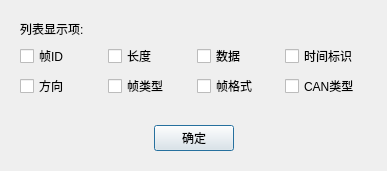
Old version of the form ZCAN_MINI/UI/canviewoption_dialog.ui in the repository icanerandy/ZCAN_MINI.
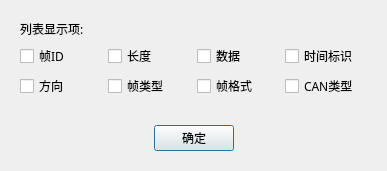
New version of the form. Custom widgets are drawn as their Qt base class.

The edit to the form file:
```diff
--- a/ZCAN_MINI/UI/canviewoption_dialog.ui
+++ b/ZCAN_MINI/UI/canviewoption_dialog.ui
@@ -40,6 +40,11 @@
       </item>
       <item row="2" column="3">
        <widget class="QtMaterialCheckBox" name="chkCanType">
+        <property name="font">
+         <font>
+          <family>黑体</family>
+         </font>
+        </property>
         <property name="text">
          <string>CAN类型</string>
         </property>
@@ -47,6 +52,11 @@
       </item>
       <item row="1" column="0">
        <widget class="QtMaterialCheckBox" name="chkId">
+        <property name="font">
+         <font>
+          <family>黑体</family>
+         </font>
+        </property>
         <property name="text">
          <string>帧ID</string>
         </property>
@@ -75,6 +85,11 @@
       </item>
       <item row="0" column="0">
        <widget class="QLabel" name="label">
+        <property name="font">
+         <font>
+          <family>黑体</family>
+         </font>
+        </property>
         <property name="text">
          <string>列表显示项:</string>
         </property>
```
Left out of the diff: 35 changed lines with no effect on the pictures.
